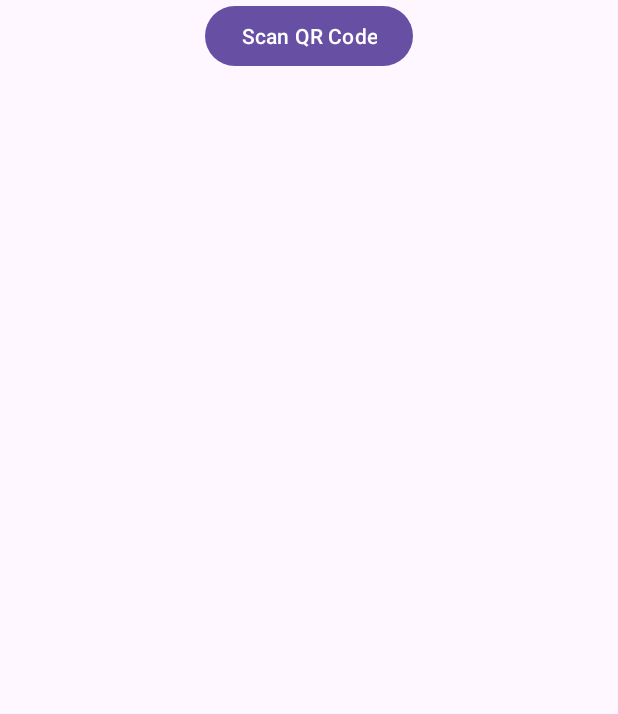
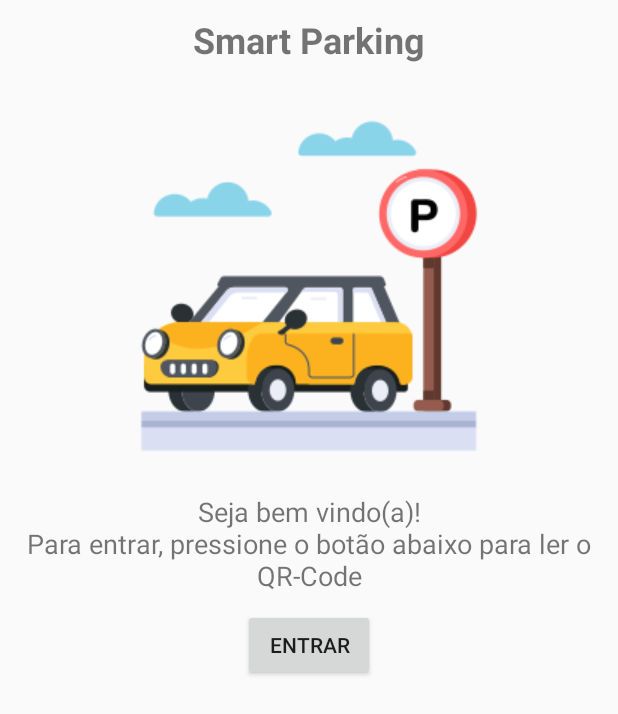
Before and after one commit to mateusOliveiraBrito/automacaoComercialEResidencialFaculdade, an Android app: the screen it shows after launch (MainActivity), on a phone screen of 412 x 824 dp. Shown: the top 714 px of the screen. Run offline under Robolectric (Android 15) with nearby library versions, the phone set to English and light mode, and no system bars; libraries missing offline, so code that uses them is left out: com.google.zxing.integration.

Commit message:
Implementa interface básica do aplicativo

```diff
--- a/aplicativo/app/src/main/AndroidManifest.xml
+++ b/aplicativo/app/src/main/AndroidManifest.xml
@@ -10,7 +10,7 @@
         android:label="@string/app_name"
         android:roundIcon="@mipmap/ic_launcher_round"
         android:supportsRtl="true"
-        android:theme="@style/Theme.AppAutomacaoEstacionamento"
+        android:theme="@style/Theme.Design.Light.NoActionBar"
         tools:targetApi="31">
         <activity
             android:name=".MainActivity"
--- a/aplicativo/app/src/main/res/layout/activity_main.xml
+++ b/aplicativo/app/src/main/res/layout/activity_main.xml
@@ -8,12 +8,37 @@
     android:orientation="vertical"
     tools:context=".MainActivity">
 
+    <TextView
+        android:layout_width="wrap_content"
+        android:layout_height="wrap_content"
+        android:layout_gravity="center"
+        android:layout_margin="10dp"
+        android:text="Smart Parking"
+        android:textSize="24dp"
+        android:textStyle="bold" />
+
+    <ImageView
+        android:layout_width="wrap_content"
+        android:layout_height="wrap_content"
+        android:layout_gravity="center"
+        android:layout_margin="10dp"
+        android:src="@drawable/estacionamento" />
+
+    <TextView
+        android:layout_width="wrap_content"
+        android:layout_height="wrap_content"
+        android:layout_gravity="center"
+        android:textSize="18dp"
+        android:text="Seja bem vindo(a)!\nPara entrar, pressione o botão abaixo para ler o QR-Code"
+        android:textAlignment="center" />
+
     <Button
         android:id="@+id/scanQrButton"
         android:layout_width="wrap_content"
         android:layout_height="wrap_content"
-        android:text="Scan QR Code"
         android:layout_gravity="center"
+        android:layout_margin="10dp"
+        android:text="Entrar"
         app:layout_constraintBottom_toBottomOf="parent"
         app:layout_constraintLeft_toLeftOf="parent"
         app:layout_constraintRight_toRightOf="parent"
```
Also changed, not shown: aplicativo/app/src/main/java/br/com/mateus/brito/appautomacaoestacionamento/LoadingAlert.java (added, +30 -0 lines), aplicativo/app/src/main/java/br/com/mateus/brito/appautomacaoestacionamento/MainActivity.java (+14 -12 lines), aplicativo/app/src/main/res/layout/loading_dialog_layout.xml (added, +25 -0 lines), aplicativo/app/src/main/res/drawable/estacionamento.png (added).
